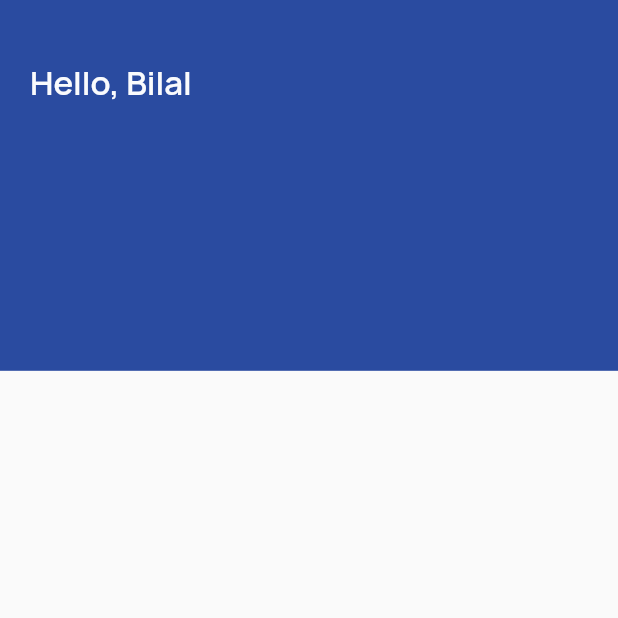
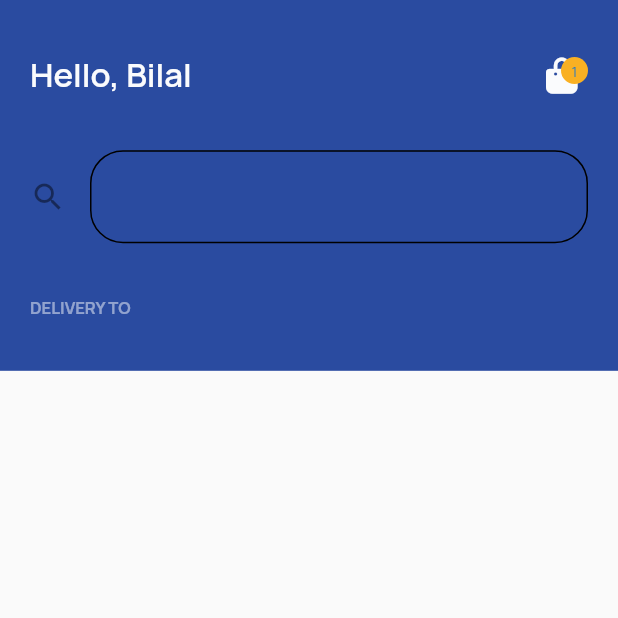
Before and after one commit to Bilal-05/Mini_Project_UI, a Flutter app: the MainMenuView screen opened by its route, on a phone screen of 412 x 824 dp, the top half of it. Run offline on Flutter 3.47's test engine with Material 2 defaults, Android fonts, the phone set to English and light mode, and no system bars; our stand-ins replace dropdown_button2, font_awesome_flutter, lottie; project files that could hold a hidden picture were left out.

Commit message:
MainMenuView Started

```diff
--- /dev/null
+++ b/lib/DataBases/InCart.dart
@@ -0,0 +1,7 @@
+// ignore_for_file: file_names
+
+class Cart {
+  static List inCart = [
+    {"itemName": "Lemons", "Quantity": 2, "Cost": 12.99},
+  ];
+}
--- a/lib/Screens/MainMenuView/mainmenu_view.dart
+++ b/lib/Screens/MainMenuView/mainmenu_view.dart
@@ -1,8 +1,36 @@
+import 'package:dropdown_button2/dropdown_button2.dart';
 import 'package:flutter/material.dart';
 import 'package:mini_project/Constants/Colors.dart';
+import 'package:mini_project/DataBases/InCart.dart';
+import 'package:mini_project/Screens/MainMenuView/widget/name_and_cart.dart';
 
-class MainMenuView extends StatelessWidget {
+class MainMenuView extends StatefulWidget {
   const MainMenuView({super.key});
+
+  @override
+  State<MainMenuView> createState() => _MainMenuViewState();
+}
+
+class _MainMenuViewState extends State<MainMenuView> {
+  TextEditingController HomeController = TextEditingController();
+  late String text;
+  @override
+  void initState() {
+    HomeController = TextEditingController();
+    super.initState();
+  }
+
+  @override
+  void dispose() {
+    HomeController.dispose();
+    super.dispose();
+  }
+
+  void dropdownCallBack(String? selectedValue) {
+    if (selectedValue is String) {
+      setState(() {});
+    }
+  }
 
   @override
   Widget build(BuildContext context) {
@@ -12,24 +40,59 @@ class MainMenuView extends StatelessWidget {
           children: [
             Container(
               height: MediaQuery.of(context).size.height * 0.3,
-              width: double.infinity,
               color: PrimaryColors.primary1,
               child: Column(
+                mainAxisSize: MainAxisSize.min,
+                mainAxisAlignment: MainAxisAlignment.spaceEvenly,
                 children: [
                   Container(
-                    margin: EdgeInsets.only(left: 20, top: 40),
-                    child: Row(
-                      children: [
-                        Text(
-                          "Hello, Bilal",
-                          style: TextStyle(
-                              color: TextColors.textColor1,
-                              fontWeight: FontWeight.w600,
-                              fontSize: 22),
+                    margin: const EdgeInsets.only(left: 20, right: 20),
+                    child: FirstRow(itemNumber: Cart.inCart.length),
+                  ),
+                  Container(
+                    margin: const EdgeInsets.only(left: 20, right: 20),
+                    child: TextField(
+                      decoration: InputDecoration(
+                        fillColor: Colors.white,
+                        enabledBorder: OutlineInputBorder(
+                          borderRadius: BorderRadius.circular(22),
                         ),
-                      ],
+                        focusedBorder: OutlineInputBorder(
+                          borderRadius: BorderRadius.circular(22),
+                          borderSide: const BorderSide(
+                              color: PrimaryColors.primary2, width: 3),
+                        ),
+                        icon: const Icon(Icons.search),
+                      ),
+                      controller: HomeController,
+                      onSubmitted: (String value) {
+                        setState(() {
+                          text = HomeController.text;
+                        });
+                      },
                     ),
                   ),
+                  Row(
+                    children: [
+                      Container(
+                        margin: const EdgeInsets.only(left: 20, right: 20),
+                        child: const Column(
+                          children: [
+                            Opacity(
+                              opacity: 0.50,
+                              child: Text(
+                                "DELIVERY TO",
+                                style: TextStyle(
+                                    fontSize: 11,
+                                    fontWeight: FontWeight.w700,
+                                    color: TextColors.textColor1),
+                              ),
+                            ),
+                          ],
+                        ),
+                      ),
+                    ],
+                  )
                 ],
               ),
             ),
--- /dev/null
+++ b/lib/Screens/MainMenuView/widget/name_and_cart.dart
@@ -0,0 +1,65 @@
+import 'package:flutter/material.dart';
+import 'package:font_awesome_flutter/font_awesome_flutter.dart';
+import 'package:mini_project/Constants/colors.dart';
+
+class FirstRow extends StatelessWidget {
+  final int itemNumber;
+  const FirstRow({super.key, required this.itemNumber});
+
+  @override
+  Widget build(BuildContext context) {
+    return Row(
+      mainAxisAlignment: MainAxisAlignment.spaceBetween,
+      children: [
+        const Text(
+          "Hello, Bilal",
+          style: TextStyle(
+              color: TextColors.textColor1,
+              fontWeight: FontWeight.w600,
+              fontSize: 22),
+        ),
+        Stack(
+          alignment: AlignmentDirectional.topEnd,
+          children: [
+            const SizedBox(
+              width: 28,
+              child: FaIcon(
+                FontAwesomeIcons.bagShopping,
+                color: TextColors.textColor1,
+                size: 24,
+              ),
+            ),
+            Container(
+              child: itemNumber == 0
+                  ? const Opacity(
+                      opacity: 0,
+                      child: Text("1"),
+                    )
+                  : itemNumber <= 9
+                      ? CircleAvatar(
+                          radius: 9,
+                          backgroundColor: PrimaryColors.primary3,
+                          child: Center(
+                            child: Text(
+                              "$itemNumber",
+                              style: const TextStyle(fontSize: 10),
+                            ),
+                          ),
+                        )
+                      : const CircleAvatar(
+                          radius: 8,
+                          backgroundColor: PrimaryColors.primary3,
+                          child: Center(
+                            child: Text(
+                              ":D",
+                              style: TextStyle(fontSize: 10),
+                            ),
+                          ),
+                        ),
+            ),
+          ],
+        ),
+      ],
+    );
+  }
+}
--- a/pubspec.yaml
+++ b/pubspec.yaml
@@ -35,6 +35,8 @@ dependencies:
   # The following adds the Cupertino Icons font to your application.
   # Use with the CupertinoIcons class for iOS style icons.
   cupertino_icons: ^1.0.2
+  font_awesome_flutter: ^10.5.0
+  dropdown_button2: ^2.3.9
 
 dev_dependencies:
   flutter_test:
```
Also changed, not shown: pubspec.lock.
